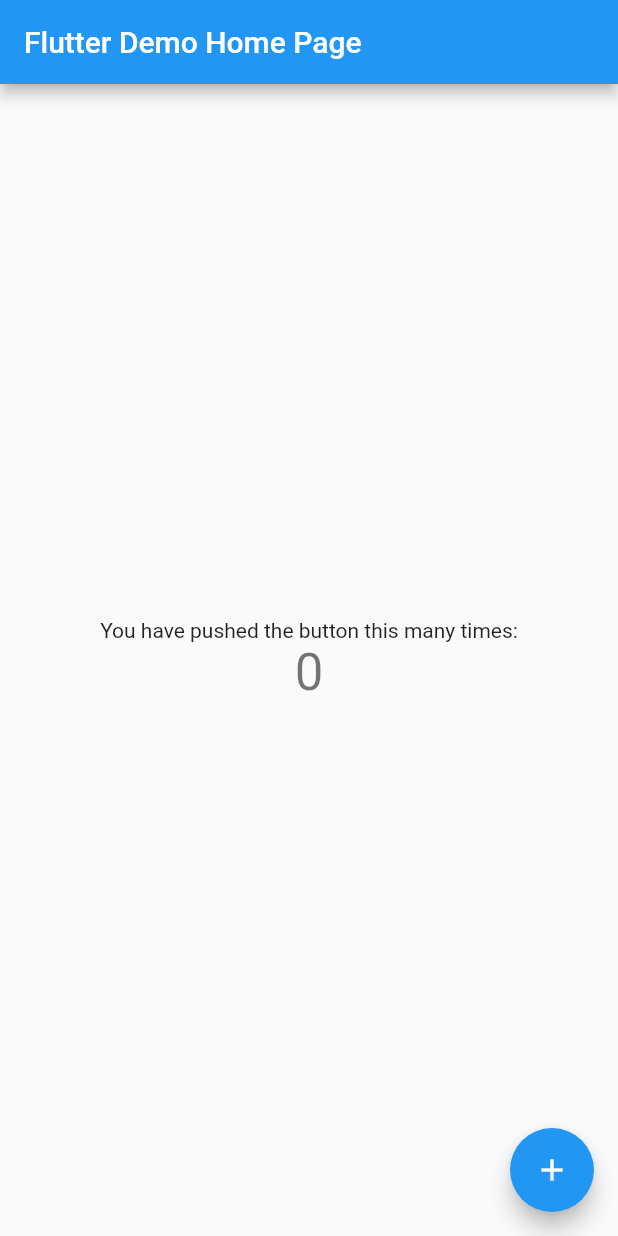
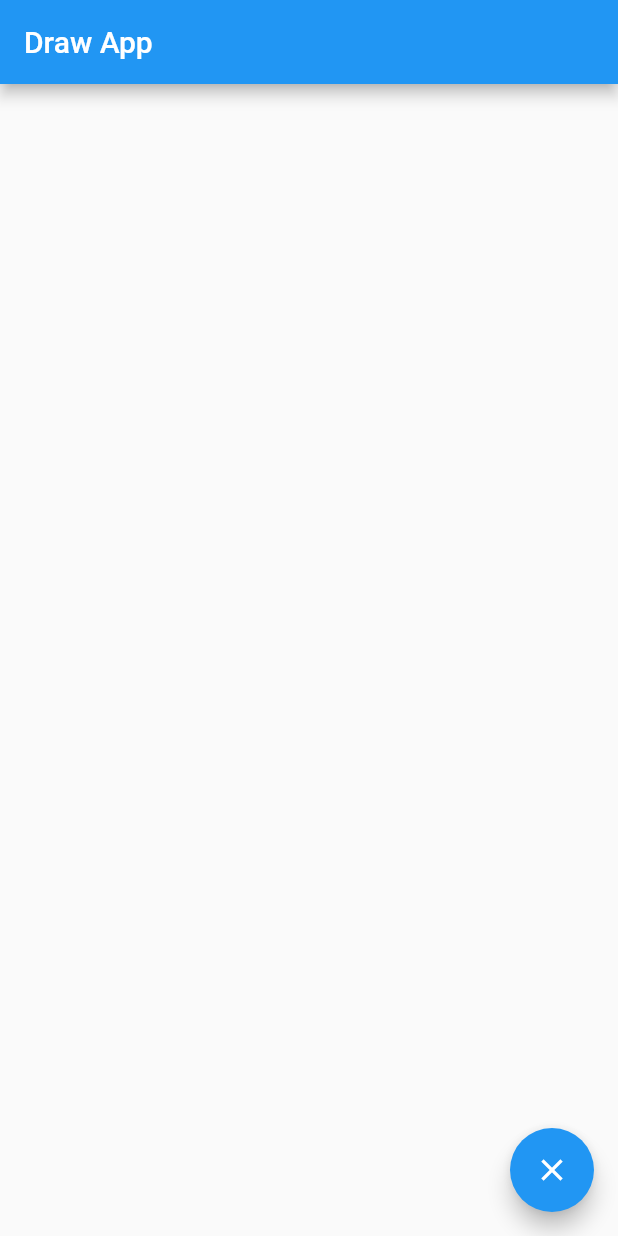
Before and after one commit to kekahr/draw, a Flutter app: the screen it shows after launch, on a phone screen of 412 x 824 dp. Run offline on Flutter 3.47's test engine with Material 2 defaults, Android fonts, the phone set to English and light mode, and no system bars.

Commit message:
A simple functional app in which you can draw strokes and have to ability to clear them.

```diff
--- /dev/null
+++ b/lib/draw_page.dart
@@ -0,0 +1,38 @@
+import 'package:draw/painter.dart';
+import 'package:flutter/material.dart';
+
+class DrawPage extends StatefulWidget {
+  @override
+  _DrawPageState createState() => _DrawPageState();
+}
+
+class _DrawPageState extends State<DrawPage> {
+  List<Offset> points = List<Offset>();
+
+  @override
+  Widget build(BuildContext context) {
+    return Scaffold(
+      body: Container(
+        child: GestureDetector(
+          onPanUpdate: (DragUpdateDetails details) {
+            setState(() {
+              RenderBox renderBox = context.findRenderObject();
+              Offset localOffset =
+                  renderBox.globalToLocal(details.globalPosition);
+              points = List.from(points)..add(localOffset);
+            });
+          },
+          onPanEnd: (DragEndDetails details) => points.add(null),
+          child: CustomPaint(
+            painter: Painter(points: points),
+            size: Size.infinite,
+          ),
+        ),
+      ),
+      floatingActionButton: FloatingActionButton(
+        onPressed: () => points.clear(),
+        child: Icon(Icons.clear),
+      ),
+    );
+  }
+}
--- a/lib/main.dart
+++ b/lib/main.dart
@@ -1,111 +1,38 @@
+import 'package:draw/draw_page.dart';
 import 'package:flutter/material.dart';
 
-void main() => runApp(MyApp());
+void main() => runApp(DrawApp());
 
-class MyApp extends StatelessWidget {
-  // This widget is the root of your application.
+class DrawApp extends StatelessWidget {
   @override
   Widget build(BuildContext context) {
     return MaterialApp(
-      title: 'Flutter Demo',
+      title: 'Draw',
       theme: ThemeData(
-        // This is the theme of your application.
-        //
-        // Try running your application with "flutter run". You'll see the
-        // application has a blue toolbar. Then, without quitting the app, try
-        // changing the primarySwatch below to Colors.green and then invoke
-        // "hot reload" (press "r" in the console where you ran "flutter run",
-        // or simply save your changes to "hot reload" in a Flutter IDE).
-        // Notice that the counter didn't reset back to zero; the application
-        // is not restarted.
         primarySwatch: Colors.blue,
       ),
-      home: MyHomePage(title: 'Flutter Demo Home Page'),
+      home: HomePage(title: 'Draw App'),
     );
   }
 }
 
-class MyHomePage extends StatefulWidget {
-  MyHomePage({Key key, this.title}) : super(key: key);
-
-  // This widget is the home page of your application. It is stateful, meaning
-  // that it has a State object (defined below) that contains fields that affect
-  // how it looks.
-
-  // This class is the configuration for the state. It holds the values (in this
-  // case the title) provided by the parent (in this case the App widget) and
-  // used by the build method of the State. Fields in a Widget subclass are
-  // always marked "final".
+class HomePage extends StatefulWidget {
+  HomePage({Key key, this.title}) : super(key: key);
 
   final String title;
 
   @override
-  _MyHomePageState createState() => _MyHomePageState();
+  _HomePageState createState() => _HomePageState();
 }
 
-class _MyHomePageState extends State<MyHomePage> {
-  int _counter = 0;
-
-  void _incrementCounter() {
-    setState(() {
-      // This call to setState tells the Flutter framework that something has
-      // changed in this State, which causes it to rerun the build method below
-      // so that the display can reflect the updated values. If we changed
-      // _counter without calling setState(), then the build method would not be
-      // called again, and so nothing would appear to happen.
-      _counter++;
-    });
-  }
-
+class _HomePageState extends State<HomePage> {
   @override
   Widget build(BuildContext context) {
-    // This method is rerun every time setState is called, for instance as done
-    // by the _incrementCounter method above.
-    //
-    // The Flutter framework has been optimized to make rerunning build methods
-    // fast, so that you can just rebuild anything that needs updating rather
-    // than having to individually change instances of widgets.
     return Scaffold(
       appBar: AppBar(
-        // Here we take the value from the MyHomePage object that was created by
-        // the App.build method, and use it to set our appbar title.
         title: Text(widget.title),
       ),
-      body: Center(
-        // Center is a layout widget. It takes a single child and positions it
-        // in the middle of the parent.
-        child: Column(
-          // Column is also layout widget. It takes a list of children and
-          // arranges them vertically. By default, it sizes itself to fit its
-          // children horizontally, and tries to be as tall as its parent.
-          //
-          // Invoke "debug painting" (press "p" in the console, choose the
-          // "Toggle Debug Paint" action from the Flutter Inspector in Android
-          // Studio, or the "Toggle Debug Paint" command in Visual Studio Code)
-          // to see the wireframe for each widget.
-          //
-          // Column has various properties to control how it sizes itself and
-          // how it positions its children. Here we use mainAxisAlignment to
-          // center the children vertically; the main axis here is the vertical
-          // axis because Columns are vertical (the cross axis would be
-          // horizontal).
-          mainAxisAlignment: MainAxisAlignment.center,
-          children: <Widget>[
-            Text(
-              'You have pushed the button this many times:',
-            ),
-            Text(
-              '$_counter',
-              style: Theme.of(context).textTheme.display1,
-            ),
-          ],
-        ),
-      ),
-      floatingActionButton: FloatingActionButton(
-        onPressed: _incrementCounter,
-        tooltip: 'Increment',
-        child: Icon(Icons.add),
-      ), // This trailing comma makes auto-formatting nicer for build methods.
+      body: DrawPage(),
     );
   }
 }
--- /dev/null
+++ b/lib/painter.dart
@@ -0,0 +1,24 @@
+import 'package:flutter/material.dart';
+
+class Painter extends CustomPainter {
+  List<Offset> points;
+
+  Painter({this.points});
+
+  @override
+  void paint(Canvas canvas, Size size) {
+    Paint paint = Paint()
+      ..color = Colors.black
+      ..strokeCap = StrokeCap.round
+      ..strokeWidth = 5;
+
+    for (int i = 0; i < points.length - 1; i++) {
+      if (points[i] != null && points[i + 1] != null) {
+        canvas.drawLine(points[i], points[i + 1], paint);
+      }
+    }
+  }
+
+  @override
+  bool shouldRepaint(Painter oldDelegate) => oldDelegate.points != points;
+}
```
Also changed, not shown: 2 other files.
